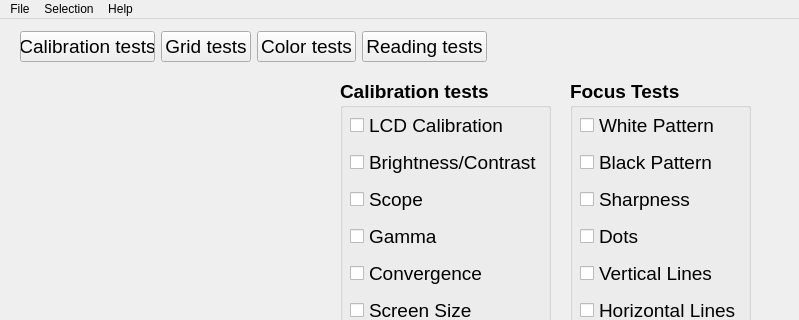
First picture: the form in mainwindow.ui, repository bu7ch3RiP/KursovaZSP, before the edit; both pictures show x 0 to 799 and y 0 to 320 of the 799 by 656 pixel window.
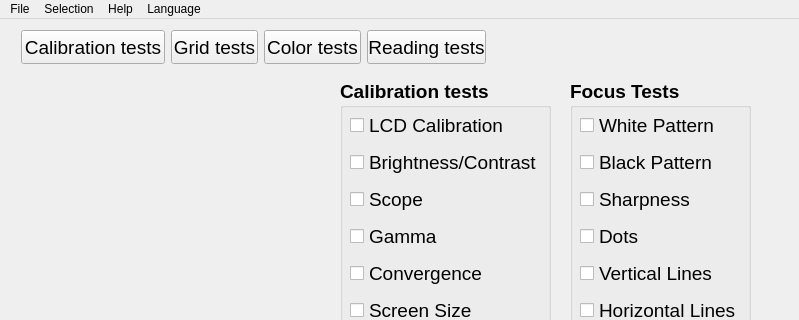
Second picture: the form after the edit.

The edit to the form file:
```diff
--- a/mainwindow.ui
+++ b/mainwindow.ui
@@ -861,66 +861,6 @@
      <enum>Qt::Horizontal</enum>
     </property>
    </widget>
-   <widget class="QWidget" name="layoutWidget">
-    <property name="geometry">
-     <rect>
-      <x>20</x>
-      <y>10</y>
-      <width>467</width>
-      <height>36</height>
-     </rect>
-    </property>
-    <layout class="QHBoxLayout" name="horizontalLayout">
-     <item>
-      <widget class="QPushButton" name="CalibrationTests">
-       <property name="font">
-        <font>
-         <pointsize>14</pointsize>
-        </font>
-       </property>
-       <property name="text">
-        <string>Calibration tests</string>
-       </property>
-      </widget>
-     </item>
-     <item>
-      <widget class="QPushButton" name="GridTests">
-       <property name="font">
-        <font>
-         <pointsize>14</pointsize>
-        </font>
-       </property>
-       <property name="text">
-        <string>Grid tests</string>
-       </property>
-      </widget>
-     </item>
-     <item>
-      <widget class="QPushButton" name="ColorTests">
-       <property name="font">
-        <font>
-         <pointsize>14</pointsize>
-        </font>
-       </property>
-       <property name="text">
-        <string>Color tests</string>
-       </property>
-      </widget>
-     </item>
-     <item>
-      <widget class="QPushButton" name="ReadingTests">
-       <property name="font">
-        <font>
-         <pointsize>14</pointsize>
-        </font>
-       </property>
-       <property name="text">
-        <string>Reading tests</string>
-       </property>
-      </widget>
-     </item>
-    </layout>
-   </widget>
    <widget class="QPushButton" name="AutoRunTests">
     <property name="geometry">
      <rect>
@@ -939,6 +879,78 @@
      <string>Auto Run Selected Tests</string>
     </property>
    </widget>
+   <widget class="QPushButton" name="CalibrationTests">
+    <property name="geometry">
+     <rect>
+      <x>21</x>
+      <y>11</y>
+      <width>144</width>
+      <height>34</height>
+     </rect>
+    </property>
+    <property name="font">
+     <font>
+      <pointsize>14</pointsize>
+     </font>
+    </property>
+    <property name="text">
+     <string>Calibration tests</string>
+    </property>
+   </widget>
+   <widget class="QPushButton" name="ColorTests">
+    <property name="geometry">
+     <rect>
+      <x>264</x>
+      <y>11</y>
+      <width>97</width>
+      <height>34</height>
+     </rect>
+    </property>
+    <property name="font">
+     <font>
+      <pointsize>14</pointsize>
+     </font>
+    </property>
+    <property name="text">
+     <string>Color tests</string>
+    </property>
+   </widget>
+   <widget class="QPushButton" name="GridTests">
+    <property name="geometry">
+     <rect>
+      <x>171</x>
+      <y>11</y>
+      <width>87</width>
+      <height>34</height>
+     </rect>
+    </property>
+    <property name="font">
+     <font>
+      <pointsize>14</pointsize>
+     </font>
+    </property>
+    <property name="text">
+     <string>Grid tests</string>
+    </property>
+   </widget>
+   <widget class="QPushButton" name="ReadingTests">
+    <property name="geometry">
+     <rect>
+      <x>367</x>
+      <y>11</y>
+      <width>119</width>
+      <height>34</height>
+     </rect>
+    </property>
+    <property name="font">
+     <font>
+      <pointsize>14</pointsize>
+     </font>
+    </property>
+    <property name="text">
+     <string>Reading tests</string>
+    </property>
+   </widget>
   </widget>
   <widget class="QMenuBar" name="menubar">
    <property name="geometry">
@@ -972,9 +984,17 @@
     </property>
     <addaction name="actionAbout"/>
    </widget>
+   <widget class="QMenu" name="menuLanguage">
+    <property name="title">
+     <string>Language</string>
+    </property>
+    <addaction name="actionUkranian"/>
+    <addaction name="actionEnglish"/>
+   </widget>
    <addaction name="menuFile"/>
    <addaction name="menuSelection"/>
    <addaction name="menuHelp"/>
+   <addaction name="menuLanguage"/>
   </widget>
   <widget class="QStatusBar" name="statusbar"/>
   <action name="actionExit">
```
Left out of the diff: 10 changed lines with no effect on the pictures.
